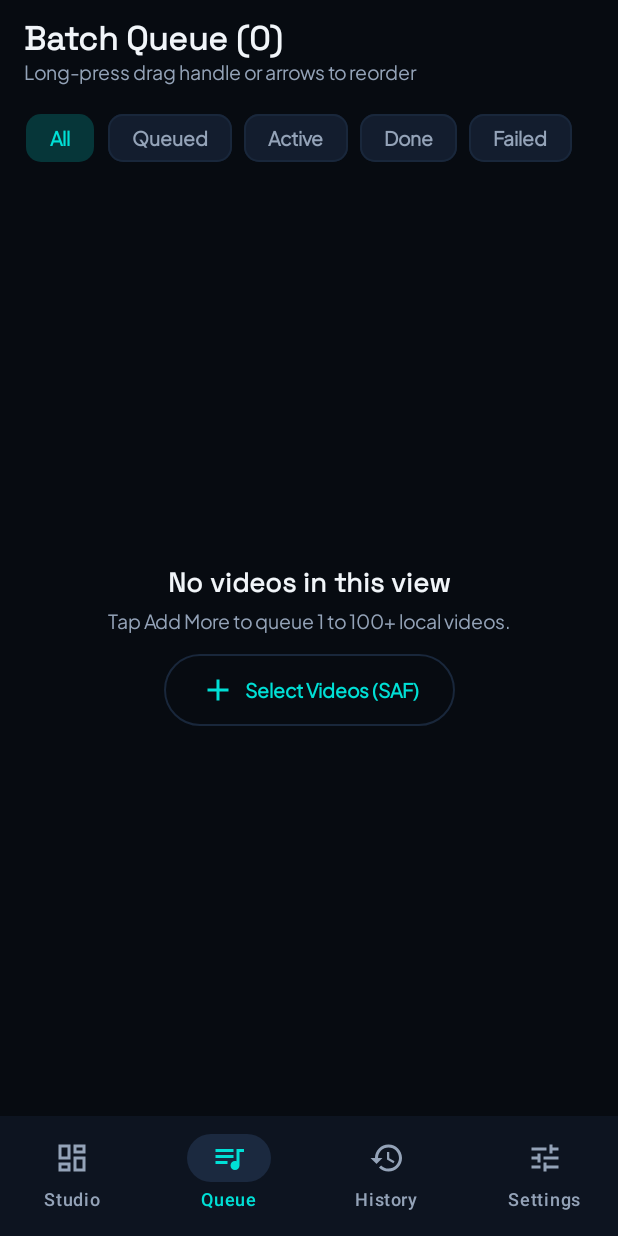
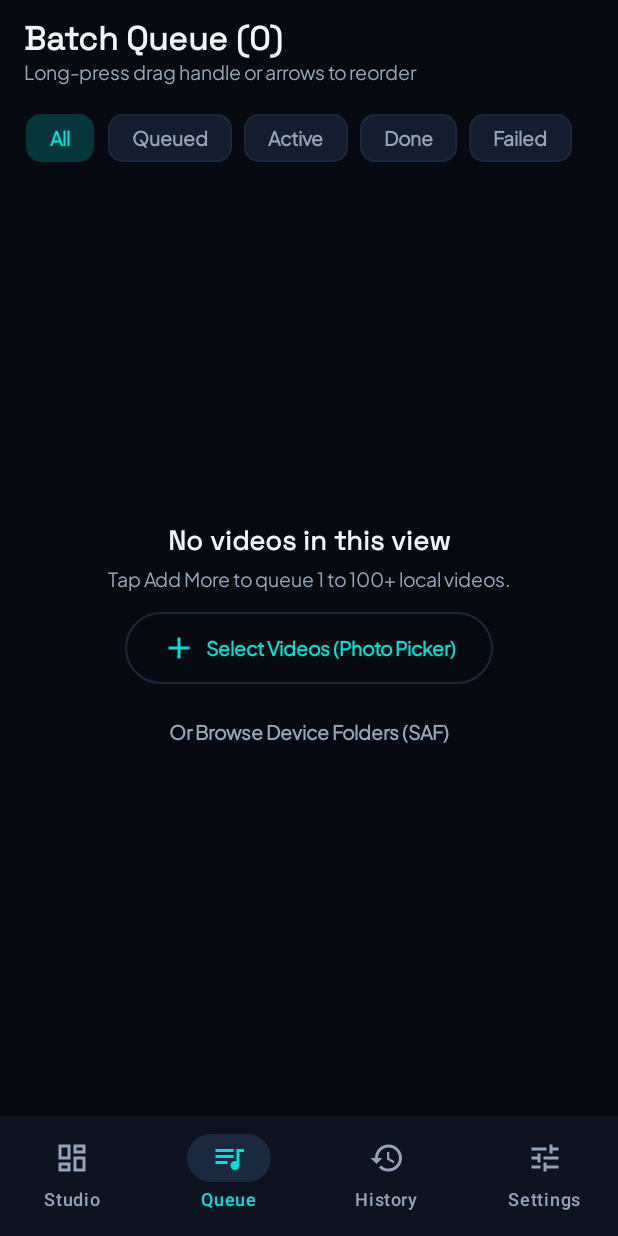
Before and after one commit to aivala692-design/Compress, an Android app built with Jetpack Compose: the screen it shows after launch (MainActivity), item 2 of the bottom bar chosen, on a phone screen of 412 x 824 dp. Run offline under Robolectric (Android 15) with nearby library versions, the phone set to English and light mode, and no system bars; our stand-ins replace Room's generated code, window size class.

Commit message:
feat: add Android Photo Picker for video selection
Introduce support for the native Android Photo Picker for a streamlined user experience, while retaining the Storage Access Framework (SAF) as an alternative for browsing specific device folders.

```diff
--- a/app/src/main/java/com/example/ui/CompressXApp.kt
+++ b/app/src/main/java/com/example/ui/CompressXApp.kt
@@ -6,6 +6,7 @@ import android.content.pm.PackageManager
 import android.net.Uri
 import android.os.Build
 import androidx.activity.compose.rememberLauncherForActivityResult
+import androidx.activity.result.PickVisualMediaRequest
 import androidx.activity.result.contract.ActivityResultContracts
 import androidx.compose.foundation.layout.Box
 import androidx.compose.foundation.layout.Row
@@ -94,8 +95,24 @@ fun CompressXApp(
   val snackbarHostState = remember { SnackbarHostState() }
   var previewJob by remember { mutableStateOf<VideoJobEntity?>(null) }
 
-  // Storage Access Framework: Multi-video picker (zero broad storage permissions)
-  val pickVideosLauncher =
+  // Android Photo Picker (PickVisualMedia.VideoOnly): multi-video selection without broad storage permissions
+  val pickMediaVideosLauncher =
+    rememberLauncherForActivityResult(
+      contract = ActivityResultContracts.PickMultipleVisualMedia(),
+    ) { uris ->
+      if (uris.isNotEmpty()) {
+        viewModel.onVideosSelected(uris)
+      }
+    }
+
+  val launchPhotoPicker = {
+    pickMediaVideosLauncher.launch(
+      PickVisualMediaRequest(ActivityResultContracts.PickVisualMedia.VideoOnly)
+    )
+  }
+
+  // Storage Access Framework: Multi-video file browser for external/custom folders
+  val pickSafVideosLauncher =
     rememberLauncherForActivityResult(
       contract = ActivityResultContracts.OpenMultipleDocuments(),
     ) { uris ->
@@ -270,7 +287,8 @@ fun CompressXApp(
           composable<StudioRoute> {
             DashboardScreen(
               uiState = uiState,
-              onPickVideos = { pickVideosLauncher.launch(arrayOf("video/*")) },
+              onPickVideos = launchPhotoPicker,
+              onPickSafVideos = { pickSafVideosLauncher.launch(arrayOf("video/*")) },
               onPickOutputFolder = { pickOutputFolderLauncher.launch(null) },
               onStartOrResume = startBatchWithNotificationCheck,
               onPause = { viewModel.pauseBatch() },
@@ -288,7 +306,8 @@ fun CompressXApp(
             QueueScreen(
               uiState = uiState,
               onSelectFilter = { viewModel.selectFilter(it) },
-              onAddVideos = { pickVideosLauncher.launch(arrayOf("video/*")) },
+              onAddVideos = launchPhotoPicker,
+              onAddSafVideos = { pickSafVideosLauncher.launch(arrayOf("video/*")) },
               onStartOrResume = startBatchWithNotificationCheck,
               onPause = { viewModel.pauseBatch() },
               onMoveJob = { from, to, visible -> viewModel.moveJob(from, to, visible) },
--- a/app/src/main/java/com/example/ui/screens/DashboardScreen.kt
+++ b/app/src/main/java/com/example/ui/screens/DashboardScreen.kt
@@ -83,6 +83,7 @@ import com.example.ui.theme.TextSecondary
 fun DashboardScreen(
   uiState: StudioUiState,
   onPickVideos: () -> Unit,
+  onPickSafVideos: () -> Unit,
   onPickOutputFolder: () -> Unit,
   onStartOrResume: () -> Unit,
   onPause: () -> Unit,
@@ -546,6 +547,16 @@ fun DashboardScreen(
             }
           }
 
+          OutlinedButton(
+            onClick = onPickSafVideos,
+            modifier = Modifier.fillMaxWidth().height(48.dp).testTag("browse_saf_videos_button"),
+            shape = RoundedCornerShape(14.dp),
+          ) {
+            Icon(Icons.Default.FolderOpen, contentDescription = null, tint = BlueSecondary)
+            Spacer(modifier = Modifier.width(8.dp))
+            Text("Browse Device Folders (SAF)", color = MaterialTheme.colorScheme.onSurface)
+          }
+
           if (uiState.stats.failedCount > 0) {
             OutlinedButton(
               onClick = onRetryFailed,
@@ -594,7 +605,7 @@ fun DashboardScreen(
               Spacer(modifier = Modifier.height(4.dp))
               Text(
                 text =
-                  "Pick multiple videos via Storage Access Framework. CompressX processes sequentially with hardware acceleration, automatic software fallback, and zero cloud uploads.",
+                  "Pick multiple videos via Android Photo Picker or Storage Access Framework. CompressX processes sequentially with hardware acceleration, automatic software fallback, and zero cloud uploads.",
                 style = MaterialTheme.typography.bodyMedium,
                 color = TextSecondary,
               )
--- a/app/src/main/java/com/example/ui/screens/QueueScreen.kt
+++ b/app/src/main/java/com/example/ui/screens/QueueScreen.kt
@@ -58,6 +58,7 @@ fun QueueScreen(
   uiState: StudioUiState,
   onSelectFilter: (QueueFilter) -> Unit,
   onAddVideos: () -> Unit,
+  onAddSafVideos: () -> Unit,
   onStartOrResume: () -> Unit,
   onPause: () -> Unit,
   onMoveJob: (Int, Int, List<VideoJobEntity>) -> Unit,
@@ -223,7 +224,14 @@ fun QueueScreen(
             ) {
               Icon(Icons.Default.Add, contentDescription = null, tint = CyanPrimary)
               Spacer(modifier = Modifier.width(6.dp))
-              Text("Select Videos (SAF)", color = CyanPrimary)
+              Text("Select Videos (Photo Picker)", color = CyanPrimary)
+            }
+            Spacer(modifier = Modifier.height(8.dp))
+            TextButton(
+              onClick = onAddSafVideos,
+              modifier = Modifier.testTag("empty_queue_saf_button"),
+            ) {
+              Text("Or Browse Device Folders (SAF)", color = TextSecondary)
             }
           }
         }
```
Also changed, not shown: 1 other file.
